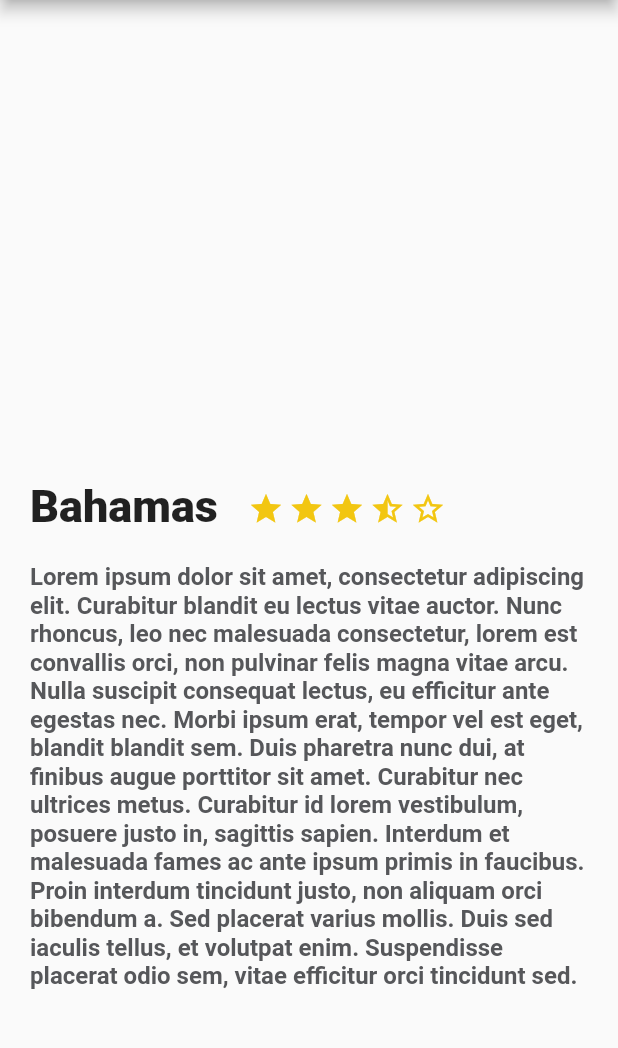
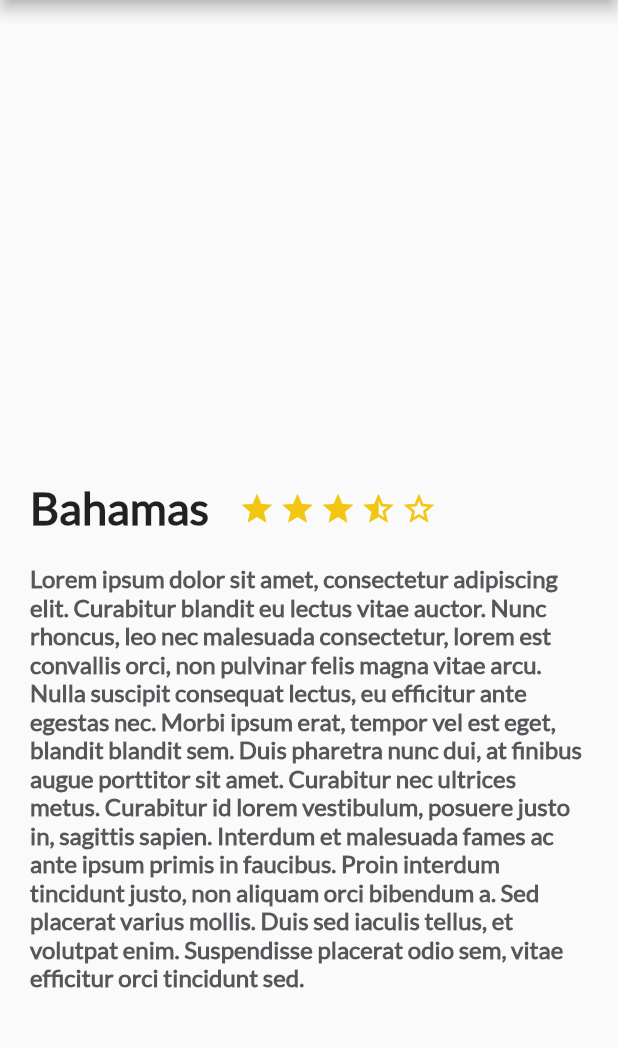
Before and after one commit to SwaXTech/Trips, a Flutter app: the screen it shows after launch, on a phone screen of 412 x 824 dp, the part 84-1132 px from its top. Run offline on Flutter 3.47's test engine with Material 2 defaults, Android fonts, the phone set to English and light mode, and no system bars.

Commit message:
Add fonts

```diff
--- a/lib/description_places.dart
+++ b/lib/description_places.dart
@@ -12,19 +12,19 @@ class DescriptionPlace extends StatelessWidget{
   @override
   Widget build(BuildContext context) {
 
-    final description =Container(
+    final description = Container(
       margin: EdgeInsets.only(
           top: 20.0,
           left: 20.0,
           right: 20.0
       ),
-      child: Text(descriptionPlace,
-
+      child: Text(
+        descriptionPlace,
         style: const TextStyle(
+            fontFamily: "Lato",
             color: Color(0xFF56575a),
             fontSize: 16.0,
-            fontWeight: FontWeight.bold
-        ),
+            fontWeight: FontWeight.bold),
       ),
     );
 
@@ -48,7 +48,8 @@ class DescriptionPlace extends StatelessWidget{
             namePlace,
             style: TextStyle(
               fontSize: 30.0,
-              fontWeight: FontWeight.w900
+              fontWeight: FontWeight.w900,
+              fontFamily: "Lato",
             ),
               textAlign: TextAlign.left,
           ),
--- a/pubspec.yaml
+++ b/pubspec.yaml
@@ -74,3 +74,8 @@ flutter:
   #
   # For details regarding fonts from package dependencies,
   # see https://flutter.dev/custom-fonts/#from-packages
+
+  fonts:
+    - family: Lato
+      fonts:
+        - asset: fonts/Lato-Regular.ttf
```
Also changed, not shown: fonts/Lato-Regular.ttf (added).
